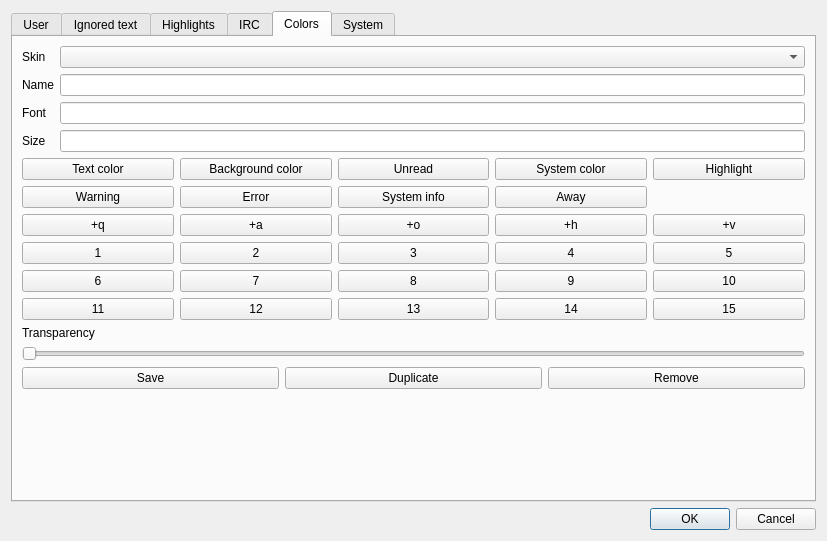
The window that src/GrumpyIRC/preferenceswin.ui (grumpy-irc/grumpy) describes before a commit, drawn with Qt 5.
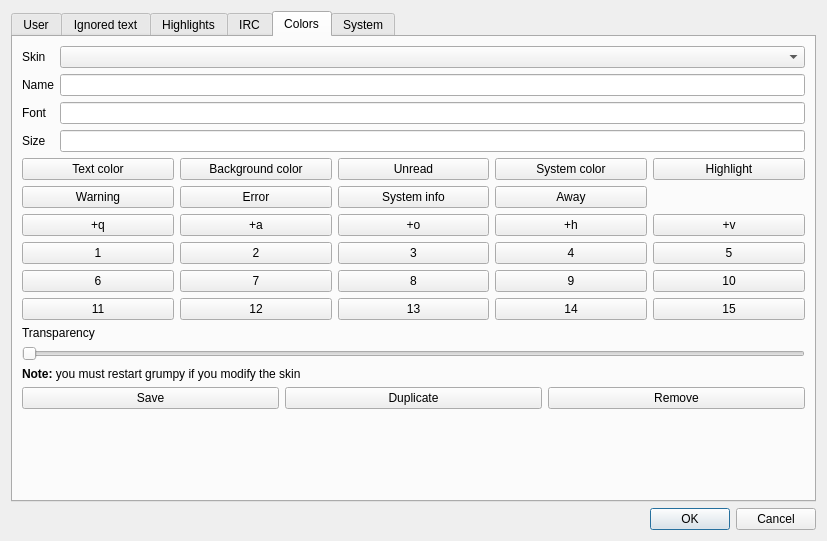
The same window after the commit. The open tabs and pages were chosen to show the change.

The edit to the form file:
```diff
--- a/src/GrumpyIRC/preferenceswin.ui
+++ b/src/GrumpyIRC/preferenceswin.ui
@@ -414,6 +414,13 @@
          </property>
         </widget>
        </item>
+       <item>
+        <widget class="QLabel" name="label_18">
+         <property name="text">
+          <string>&lt;html&gt;&lt;head/&gt;&lt;body&gt;&lt;p&gt;&lt;span style=&quot; font-weight:600;&quot;&gt;Note:&lt;/span&gt; you must restart grumpy if you modify the skin&lt;/p&gt;&lt;/body&gt;&lt;/html&gt;</string>
+         </property>
+        </widget>
+       </item>
        <item>
         <layout class="QHBoxLayout" name="horizontalLayout">
          <item>
```
Left out of the diff: 9 changed lines with no effect on the pictures.
